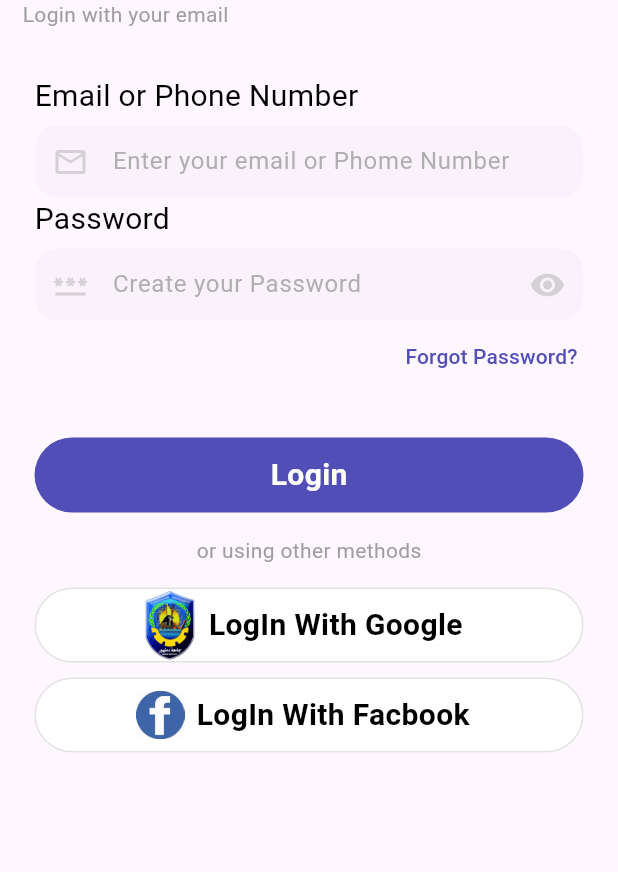
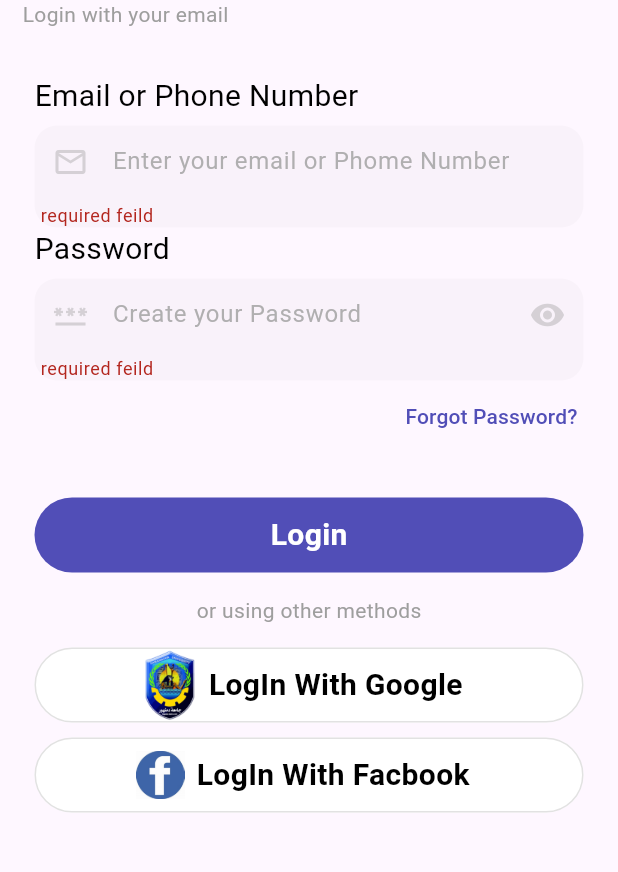
Before and after one commit to ibrahimalnagar45/Kutuku, a Flutter app: the LoginView screen opened by its route, after a tap on "Login", on a phone screen of 412 x 824 dp, the part 59-931 px from its top. Run offline on Flutter 3.47's test engine with Material 3 defaults, Android fonts, the phone set to English and light mode, and no system bars; our stand-ins replace firebase_auth, firebase_core, flutter_otp_text_field, flutter_svg, go_router; missing offline and left inert: awesome_icons; accounts and stored records are empty.

Commit message:
refactor the FIrebase services function to handle the snakbarError  , and create Home feature and its view

```diff
--- a/lib/core/utils/routes.dart
+++ b/lib/core/utils/app_routes.dart
@@ -1,4 +1,5 @@
 import 'package:go_router/go_router.dart';
+import 'package:kutuku/features/Home/presentation/views/home_view.dart';
 import 'package:kutuku/features/auth/presentation/views/register_view.dart';
 import 'package:kutuku/features/auth/presentation/views/login_view.dart';
 import 'package:kutuku/features/auth/presentation/views/verification_view.dart';
@@ -11,6 +12,7 @@ abstract class AppRoutes {
   static const String kRgister = '/registerView';
   static const String kLogin = '/LoginView';
   static const String kVerfication = '/verificationView';
+  static const String kHome = '/HomeView';
 
   static final routes = GoRouter(
     initialLocation: '/splash',
@@ -34,7 +36,9 @@ abstract class AppRoutes {
       GoRoute(
         path: kVerfication,
         builder: (context, state) => const VerificationView(),
-      )
+      ),
+      GoRoute(path: kHome,
+      builder: (context, state) => const HomeView(),)
     ],
   );
 }
--- a/lib/features/auth/presentation/views/widgets/custom_verification_model_bottom_sheet.dart
+++ b/lib/features/auth/presentation/views/widgets/custom_verification_model_bottom_sheet.dart
@@ -1,7 +1,7 @@
 import 'package:flutter/cupertino.dart';
 import 'package:flutter/material.dart';
 import 'package:go_router/go_router.dart';
-import 'package:kutuku/core/utils/routes.dart';
+import 'package:kutuku/core/utils/app_routes.dart';
 import 'package:kutuku/core/utils/widgets/custom_button.dart';
 import 'package:kutuku/features/auth/presentation/views/widgets/custom_check_icon.dart';
 import '../../../../../core/utils/styles.dart';
--- a/lib/features/auth/presentation/views/widgets/login_view_body.dart
+++ b/lib/features/auth/presentation/views/widgets/login_view_body.dart
@@ -1,23 +1,37 @@
 import 'package:flutter/material.dart';
+import 'package:go_router/go_router.dart';
 import 'package:kutuku/constants.dart';
+import 'package:kutuku/core/services/firebase_service.dart';
+import 'package:kutuku/core/utils/app_routes.dart';
 import 'package:kutuku/core/utils/styles.dart';
 import 'package:kutuku/core/utils/widgets/custom_button.dart';
 import 'package:kutuku/features/auth/presentation/views/widgets/custom_verification_model_bottom_sheet.dart';
 import 'package:kutuku/features/auth/presentation/views/widgets/forget_password_sheet.dart';
 
 import 'addtional_auth_function.dart';
+import 'input_section.dart';
 import 'login_inputs_section.dart';
 import 'view_title.dart';
 
-class LoginViewBody extends StatelessWidget {
+class LoginViewBody extends StatefulWidget {
   const LoginViewBody({super.key});
 
-//    GlobalKey<FormState> globalFormKey = GlobalKey();
-// final  AutovalidateMode _autovalidateMode = AutovalidateMode.disabled;
-//   String? email, password, name;
+  @override
+  State<LoginViewBody> createState() => _LoginViewBodyState();
+}
+
+class _LoginViewBodyState extends State<LoginViewBody> {
+  GlobalKey<FormState> globalFormKey = GlobalKey();
+
+  AutovalidateMode _autovalidateMode = AutovalidateMode.disabled;
+
+  String? email, password, name;
+
   @override
   Widget build(BuildContext context) {
     return Form(
+      key: globalFormKey,
+      autovalidateMode: _autovalidateMode,
       child: ListView(
         children: [
           const ViewTitle(
@@ -27,7 +41,8 @@ class LoginViewBody extends StatelessWidget {
           const SizedBox(
             height: 30,
           ),
-          const LoginInputSections(),
+          // const LoginInputSections(),
+          loginInputsTextFeilds(),
           Align(
             alignment: Alignment.centerRight,
             child: TextButton(
@@ -50,7 +65,21 @@ class LoginViewBody extends StatelessWidget {
           ),
           CustomButton(
             text: 'Login',
-            onPressed: () {},
+            onPressed: () {
+              globalFormKey.currentState!.save();
+              if (globalFormKey.currentState!.validate()) {
+                setState(() {
+                  _autovalidateMode = AutovalidateMode.always;
+                });
+
+                FirebaseService().singinWithEmailAndPasswordP(
+                  email: email,
+                  password: password,
+                  context: context,
+                );
+                GoRouter.of(context).push(AppRoutes.kHome);
+              }
+            },
           ),
           const SizedBox(
             height: 15,
@@ -72,4 +101,106 @@ class LoginViewBody extends StatelessWidget {
       ),
     );
   }
+ Column loginInputsTextFeilds() {
+    return Column(
+      children: [
+        // InputSection(
+        //     keyboardType: TextInputType.text,
+        //     prefixIicon: const Icon(Icons.person),
+        //     title: 'Username',
+        //     hintText: 'Create your name',
+        //     validator: (data) {
+        //       return (data!.isEmpty)
+        //           ? "required feild"
+        //           : (data.length < 3
+        //               ? 'the name must be more than 3 letters'
+        //               : null);
+        // // }),
+
+              // if (data!.isEmpty || data == " ") {
+              //   return "required feild";
+              // } else if (data.length < 3) {
+              //   return "the name must be more than 3 letters";
+              // } else {
+              //   return null;
+              // }
+// data!.runtimeType
+              // validator: (value) => value ?? 'please enter your name',
+
+        InputSection(
+          onSaved: (value) {
+            email = value;
+          },
+          keyboardType: TextInputType.emailAddress,
+          prefixIicon: const Icon(Icons.email_outlined),
+          title: 'Email or Phone Number',
+          hintText: 'Enter your email or Phome Number',
+
+          validator: (data) {
+            String pattern =
+                r'^(([^<>()[\]\\.,;:\s@\"]+(\.[^<>()[\]\\.,;:\s@\"]+)*)|(\".+\"))@((\[[0-9]{1,3}\.[0-9]{1,3}\.[0-9]{1,3}\.[0-9]{1,3}\])|(([a-zA-Z\-0-9]+\.)+[a-zA-Z]{2,}))$';
+            RegExp regex = RegExp(pattern);
+
+            return data!.isEmpty
+                ? "required feild"
+                : (!regex.hasMatch(data) ? 'Enter Valid Email' : null);
+
+            // if (data!.isEmpty) {
+            //   return "required feild";
+            // }
+            // String pattern =
+            //     r'^(([^<>()[\]\\.,;:\s@\"]+(\.[^<>()[\]\\.,;:\s@\"]+)*)|(\".+\"))@((\[[0-9]{1,3}\.[0-9]{1,3}\.[0-9]{1,3}\.[0-9]{1,3}\])|(([a-zA-Z\-0-9]+\.)+[a-zA-Z]{2,}))$';
+            // RegExp regex = RegExp(pattern);
+            // if (!regex.hasMatch(data)) {
+            //   return 'Enter Valid Email';
+            // } else {
+            //   return 'please enter right email';
+            // }
+          },
+          // validator: (value) => value ?? 'please enter your name',
+        ),
+        InputSection(
+          onSaved: (value) {
+            password = value;
+          },
+          keyboardType: TextInputType.visiblePassword,
+          prefixIicon: const Icon(Icons.password),
+          withSuffixicon: true,
+          title: 'Password',
+          isObscure: true,
+          hintText: 'Create your Password',
+          validator: (data) {
+            return data!.isEmpty
+                ? "required feild"
+                : (data.length < 8
+                    ? 'the password must be more than 8 letters '
+                    : (!data.contains('@') &&
+                            !data.contains('*') &&
+                            !data.contains('_') &&
+                            !data.contains('#') &&
+                            !data.contains(r'$')
+                        ? 'weak password try add _ or special sing as # or *'
+                        : null));
+
+            // if (data!.isEmpty) {
+            //   return "required feild";
+            // } else if (data.length < 8) {
+            //   return "the password must be more than 8 letters ";
+            // } else if (!data.contains('@') &&
+            //     !data.contains('*') &&
+            //     !data.contains('_') &&
+            //     !data.contains('#') &&
+            //     !data.contains(r'$')) {
+            //   return "weak password the password must contain _ or special sing as # or * ";
+            // } else {
+            //   return 'please enter vaild password';
+            // }
+            // validator: (value) => value ?? 'please enter your name',
+          },
+        )
+      ],
+    );
+  }
+
+
 }
--- a/lib/features/onboarding/presentation/views/widgets/onboarding_view.body.dart
+++ b/lib/features/onboarding/presentation/views/widgets/onboarding_view.body.dart
@@ -1,11 +1,8 @@
 import 'dart:async';
-
-import 'package:flutter/cupertino.dart';
 import 'package:flutter/material.dart';
-import 'package:flutter/widgets.dart';
 import 'package:go_router/go_router.dart';
 import 'package:kutuku/constants.dart';
-import 'package:kutuku/core/utils/routes.dart';
+import 'package:kutuku/core/utils/app_routes.dart';
 import 'package:kutuku/core/utils/styles.dart';
 import 'package:kutuku/core/utils/widgets/custom_button.dart';
 import 'package:kutuku/features/onboarding/data/models/slider_model.dart';
--- a/lib/features/splash/presentaion/views/widgets/splach_view_body.dart
+++ b/lib/features/splash/presentaion/views/widgets/splach_view_body.dart
@@ -1,7 +1,7 @@
 import 'package:flutter/material.dart';
 import 'package:go_router/go_router.dart';
 import 'package:kutuku/constants.dart';
-import 'package:kutuku/core/utils/routes.dart';
+import 'package:kutuku/core/utils/app_routes.dart';
 import 'package:kutuku/core/utils/styles.dart';
 
 class SplahViewBody extends StatefulWidget {
--- a/lib/main.dart
+++ b/lib/main.dart
@@ -1,6 +1,6 @@
 import 'package:flutter/material.dart';
 import 'package:kutuku/constants.dart';
-import 'package:kutuku/core/utils/routes.dart';
+import 'package:kutuku/core/utils/app_routes.dart';
 import 'package:firebase_core/firebase_core.dart';
 import 'firebase_options.dart';
 
```
Also changed, not shown: lib/core/services/firebase_service.dart (+24 -9 lines), lib/features/Home/presentation/views/home_view.dart (added, +13 -0 lines), lib/features/auth/presentation/views/widgets/register_view_body.dart (+6 -8 lines).
